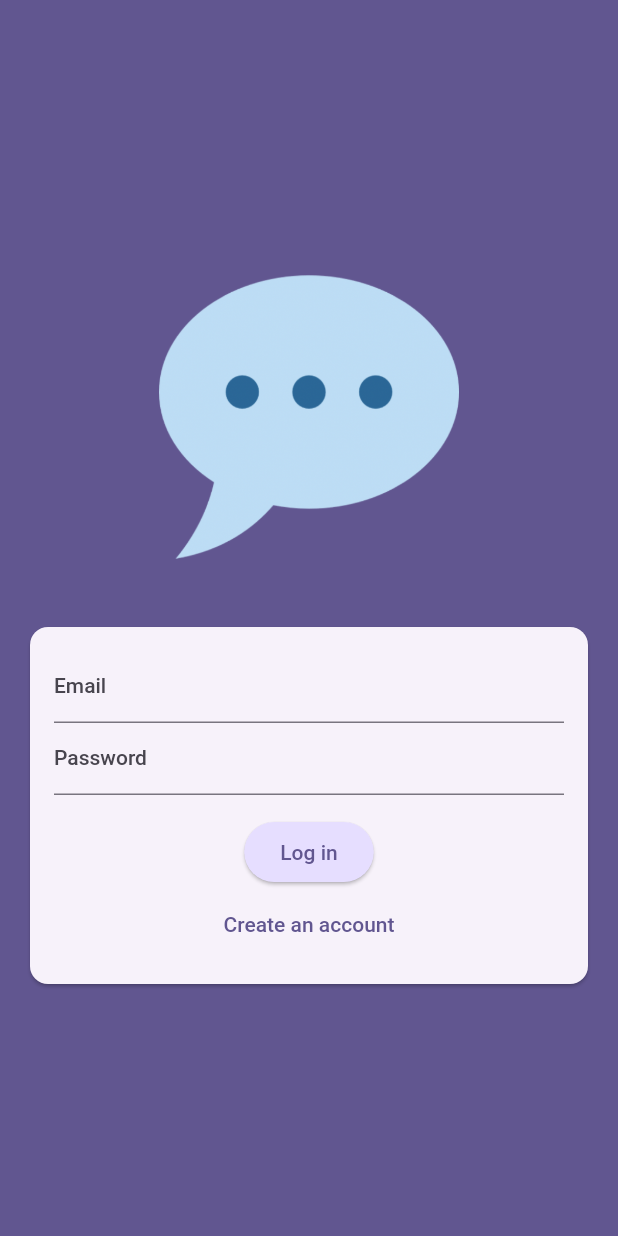
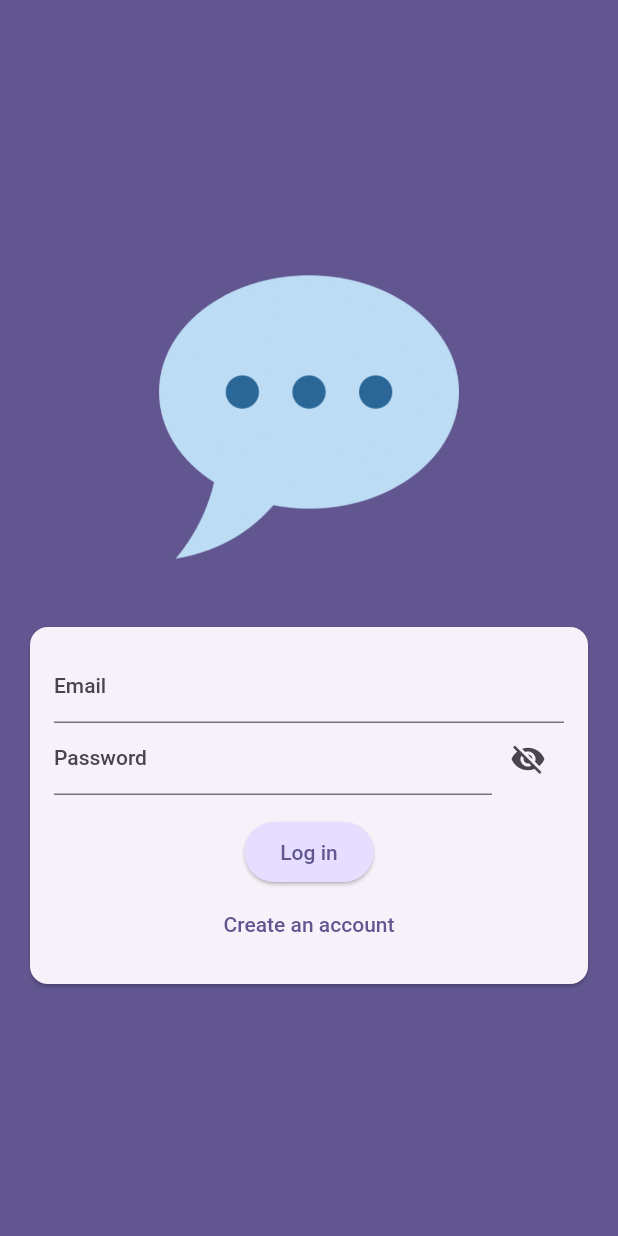
Before and after one commit to phammaidung/ChatApp, a Flutter app: the screen it shows after launch, on a phone screen of 412 x 824 dp. Run offline on Flutter 3.47's test engine with Material 2 defaults, Android fonts, the phone set to English and light mode, and no system bars; our stand-ins replace cloud_firestore, firebase_auth, firebase_core, firebase_storage, image_picker; accounts and stored records are empty.

Commit message:
adding FriendsList screen

```diff
--- a/lib/main.dart
+++ b/lib/main.dart
@@ -1,5 +1,6 @@
 import 'package:chat_app/screens/auth.dart';
 import 'package:chat_app/screens/chat.dart';
+import 'package:chat_app/screens/friends_list.dart';
 import 'package:chat_app/screens/splash.dart';
 import 'package:firebase_auth/firebase_auth.dart';
 import 'package:flutter/material.dart';
@@ -34,7 +35,7 @@ class App extends StatelessWidget {
                 return const SplashScreen();
               }
               if (snapshot.hasData) {
-                return const ChatScreen();
+                return const FriendsListScreen();
               }
               return const AuthScreen();
             }));
--- a/lib/screens/auth.dart
+++ b/lib/screens/auth.dart
@@ -20,11 +20,14 @@ class AuthScreen extends StatefulWidget {
 class _AuthScreenState extends State<AuthScreen> {
   final _formKey = GlobalKey<FormState>();
   var _isLogin = true;
+
   var _enteredEmail = '';
   var _enteredPassword = '';
+  var _enteredUsername = '';
   File? _selectedImage;
+
   var _isAuthenticating = false;
-  var _enteredUsername = '';
+  var _isVisiblePassword = true;
 
   void _submit() async {
     final isValid = _formKey.currentState!.validate();
@@ -58,6 +61,7 @@ class _AuthScreenState extends State<AuthScreen> {
             .collection('users')
             .doc(userCredentials.user!.uid)
             .set({
+          'userId': userCredentials.user!.uid,
           'username': _enteredUsername,
           'email': _enteredEmail,
           'image_url': imageUrl,
@@ -143,12 +147,16 @@ class _AuthScreenState extends State<AuthScreen> {
                                   _enteredUsername = value!;
                                 },
                               ),
-                            TextFormField(
-                              decoration:
-                                  const InputDecoration(labelText: 'Password'),
-                              obscureText: true,
+                            Row(
+                              children: [
+                                Expanded(
+                                  child: TextFormField(
+                                    decoration: const InputDecoration(
+                                        labelText: 'Password'),
+                                    obscureText: _isVisiblePassword,
                                     validator: (value) {
-                                if (value == null || value.trim().length < 6) {
+                                      if (value == null ||
+                                          value.trim().length < 6) {
                                         return 'Password must be at least 6 characters long.';
                                       }
                                       return null;
@@ -156,6 +164,19 @@ class _AuthScreenState extends State<AuthScreen> {
                                     onSaved: (value) {
                                       _enteredPassword = value!;
                                     },
+                                  ),
+                                ),
+                                IconButton(
+                                    onPressed: () {
+                                      setState(() {
+                                        _isVisiblePassword =
+                                            !_isVisiblePassword;
+                                      });
+                                    },
+                                    icon: Icon(_isVisiblePassword
+                                        ? Icons.visibility_off
+                                        : Icons.visibility))
+                              ],
                             ),
                             const SizedBox(
                               height: 14,
--- a/pubspec.yaml
+++ b/pubspec.yaml
@@ -39,6 +39,7 @@ dependencies:
   firebase_storage: ^11.2.6
   image_picker: ^1.0.4
   cloud_firestore: ^4.9.1
+  firebase_messaging: ^14.6.7
 
 dev_dependencies:
   flutter_test:
```
Also changed, not shown: lib/screens/chat.dart (+23 -1 lines), lib/screens/friends_list.dart (added, +61 -0 lines), lib/widgets/user_item.dart (added, +29 -0 lines), pubspec.lock, 1 other file. Lines whose indentation alone changed are shown as unchanged.
